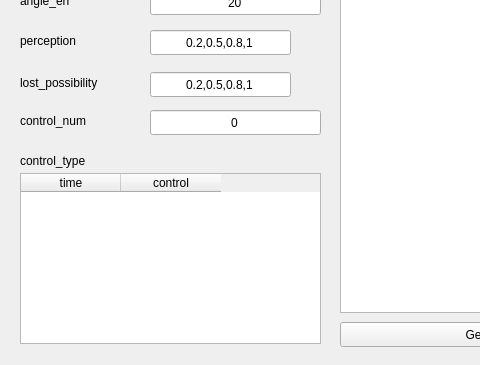
HansBug/dgdvapp, file app/ui/form_generate.ui: the form before one commit; both pictures show x 0 to 480 and y 158 to 523 of the 1208 by 523 pixel window.
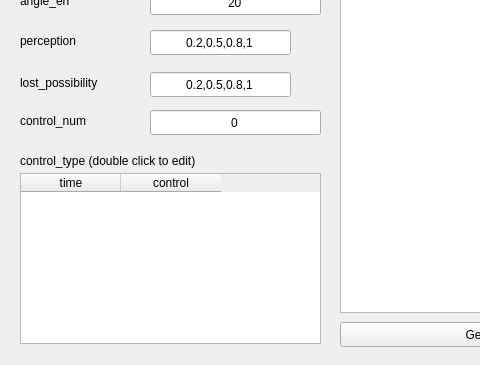
The form after the commit.

Commit message: dev(hansbug): complete data generation

What changed in the file:
```diff
--- a/app/ui/form_generate.ui
+++ b/app/ui/form_generate.ui
@@ -280,12 +280,12 @@
     <rect>
      <x>20</x>
      <y>310</y>
-     <width>121</width>
+     <width>291</width>
      <height>17</height>
     </rect>
    </property>
    <property name="text">
-    <string>control_type</string>
+    <string>control_type (double click to edit)</string>
    </property>
   </widget>
   <widget class="QTableWidget" name="table_result">
```
The commit also changes 1 other file.
